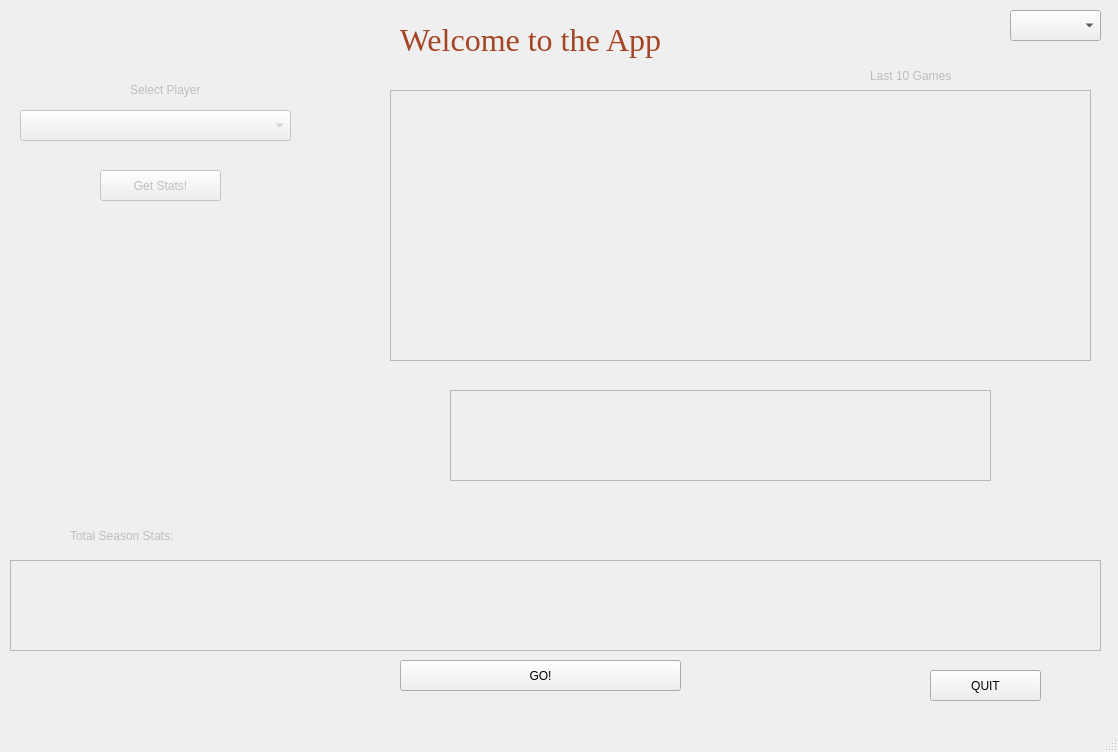
abenya82/nightcourt, file ui_one.ui: the form before one commit.
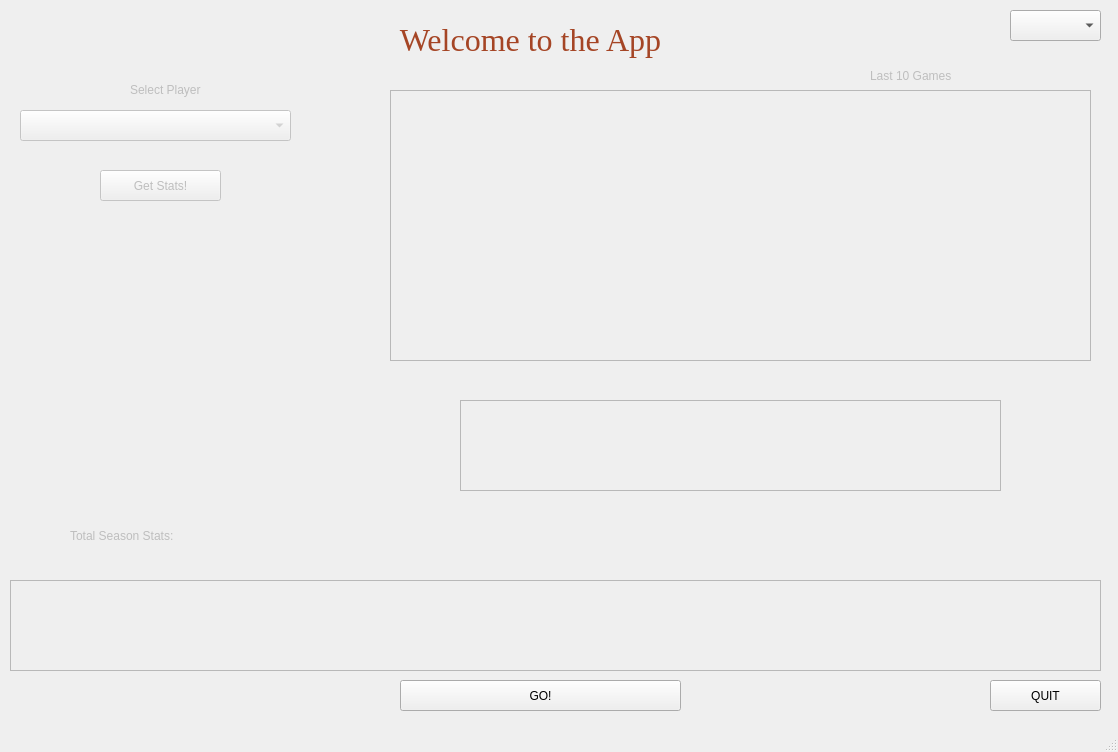
The form after the commit.

What changed in the file:
```diff
--- a/ui_one.ui
+++ b/ui_one.ui
@@ -79,7 +79,7 @@
     <property name="geometry">
      <rect>
       <x>400</x>
-      <y>660</y>
+      <y>680</y>
       <width>281</width>
       <height>31</height>
      </rect>
@@ -111,7 +111,7 @@
     <property name="geometry">
      <rect>
       <x>10</x>
-      <y>560</y>
+      <y>580</y>
       <width>1091</width>
       <height>91</height>
      </rect>
@@ -126,8 +126,8 @@
    <widget class="QPushButton" name="quitButton">
     <property name="geometry">
      <rect>
-      <x>930</x>
-      <y>670</y>
+      <x>990</x>
+      <y>680</y>
       <width>111</width>
       <height>31</height>
      </rect>
@@ -193,8 +193,8 @@
     </property>
     <property name="geometry">
      <rect>
-      <x>450</x>
-      <y>390</y>
+      <x>460</x>
+      <y>400</y>
       <width>541</width>
       <height>91</height>
      </rect>
```
